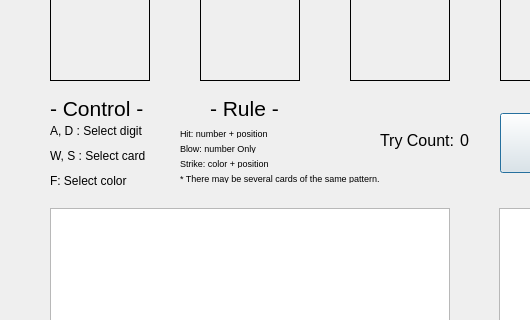
The window that hit_and_blow.ui (EzikialDaun/hit-and-blow) describes before a commit, drawn with Qt 5; both pictures show x 0 to 530 and y 122 to 442 of the 650 by 600 pixel window.
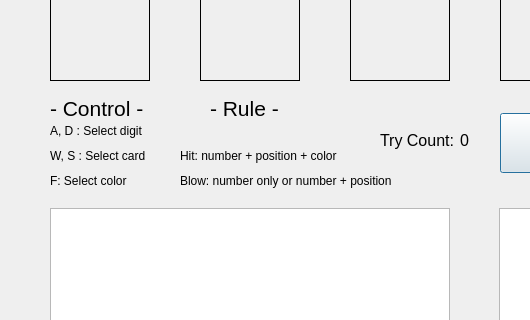
The same window after the commit.

Commit message: 1. 게임 매니저 추가 2. 주석 추가 3. UI 수정 4. 게임 답안에 대한 힌트 시나리오 수정 - strike 삭제 - hit: color + position + number - blow: number only or number + position

```diff
--- a/hit_and_blow.ui
+++ b/hit_and_blow.ui
@@ -393,76 +393,38 @@
    <property name="geometry">
     <rect>
      <x>180</x>
-     <y>250</y>
-     <width>130</width>
-     <height>10</height>
-    </rect>
-   </property>
-   <property name="font">
-    <font>
-     <family>Arial</family>
-     <pointsize>7</pointsize>
-    </font>
-   </property>
-   <property name="text">
-    <string>Hit: number + position</string>
-   </property>
-  </widget>
-  <widget class="QLabel" name="label_10">
-   <property name="geometry">
-    <rect>
-     <x>180</x>
      <y>265</y>
-     <width>130</width>
-     <height>10</height>
+     <width>180</width>
+     <height>25</height>
     </rect>
    </property>
    <property name="font">
     <font>
      <family>Arial</family>
-     <pointsize>7</pointsize>
+     <pointsize>9</pointsize>
     </font>
    </property>
    <property name="text">
-    <string>Blow: number Only</string>
+    <string>Hit: number + position + color</string>
    </property>
   </widget>
-  <widget class="QLabel" name="label_12">
+  <widget class="QLabel" name="label_10">
    <property name="geometry">
     <rect>
      <x>180</x>
-     <y>280</y>
-     <width>130</width>
-     <height>10</height>
-    </rect>
-   </property>
-   <property name="font">
-    <font>
-     <family>Arial</family>
-     <pointsize>7</pointsize>
-    </font>
-   </property>
-   <property name="text">
-    <string>Strike: color + position</string>
-   </property>
-  </widget>
-  <widget class="QLabel" name="label_13">
-   <property name="geometry">
-    <rect>
-     <x>180</x>
-     <y>295</y>
+     <y>290</y>
      <width>220</width>
-     <height>10</height>
+     <height>25</height>
     </rect>
    </property>
    <property name="font">
     <font>
      <family>Arial</family>
-     <pointsize>7</pointsize>
+     <pointsize>9</pointsize>
     </font>
    </property>
    <property name="text">
-    <string>* There may be several cards of the same pattern.</string>
+    <string>Blow: number only or number + position</string>
    </property>
   </widget>
  </widget>
```
The commit also changes 4 other files.
